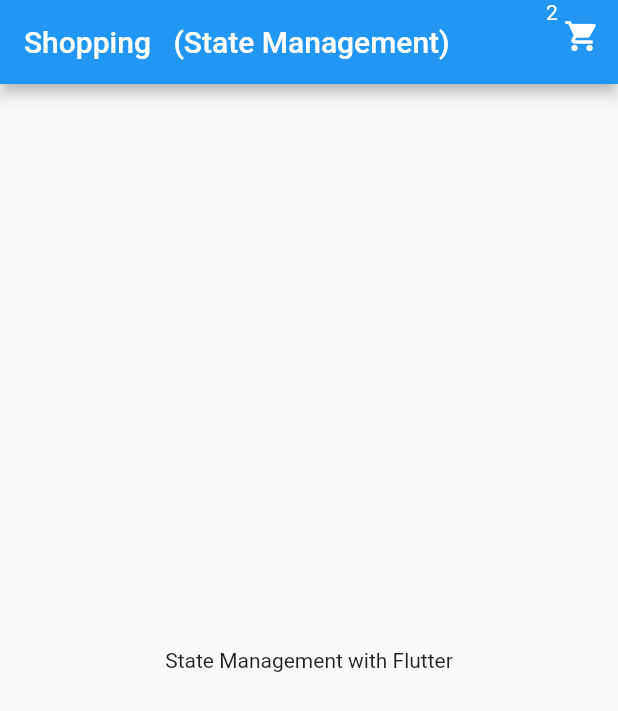
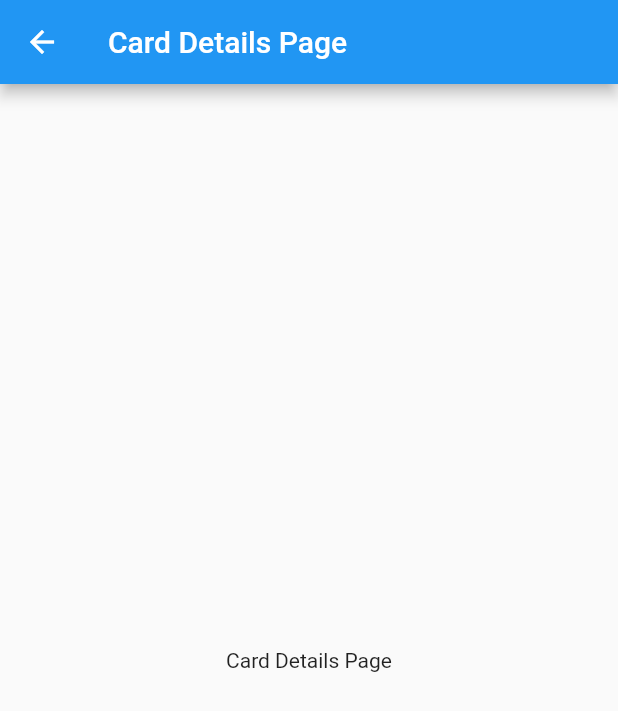
Before and after one commit to bhattaraimadhu56/flutter_state_Management_with_Provider, a Flutter app: the screen it shows after launch, after a tap on the "shopping cart" icon, on a phone screen of 412 x 824 dp. Shown: the top 711 px of the screen. Run offline on Flutter 3.47's test engine with Material 2 defaults, Android fonts, the phone set to English and light mode, and no system bars.

Commit message:
Navigate to cart details page from  basket icon

```diff
--- /dev/null
+++ b/lib/Screens/cartDetails.dart
@@ -0,0 +1,25 @@
+import 'package:flutter/material.dart';
+
+class CardDetails extends StatefulWidget {
+  @override
+  _CardDetailsState createState() => _CardDetailsState();
+}
+
+class _CardDetailsState extends State<CardDetails> {
+  @override
+  Widget build(BuildContext context) {
+    return Scaffold(
+      appBar: AppBar(
+        title: Text("Card Details Page"),
+      ),
+      body: Center(
+        child: Column(
+          mainAxisAlignment: MainAxisAlignment.center,
+          children: [
+            Text("Card Details Page"),
+          ],
+        ),
+      ),
+    );
+  }
+}
--- a/lib/Screens/myHomePage.dart
+++ b/lib/Screens/myHomePage.dart
@@ -1,4 +1,5 @@
 import 'package:flutter/material.dart';
+import 'package:stateManagementWithProvider/Screens/cartDetails.dart';
 
 class MyHomePage extends StatefulWidget {
   @override
@@ -19,6 +20,12 @@ class _MyHomePageState extends State<MyHomePage> {
                   icon: Icon(Icons.shopping_cart),
                   onPressed: () {
                     print("Go to another page of cart details");
+                    // Navigator.push(context,
+                    //     MaterialPageRoute(builder: (context) => CardDetails()));
+                    Navigator.push(context,
+                        MaterialPageRoute(builder: (context) {
+                      return CardDetails();
+                    }));
                   }),
               Text("2"),
             ],
```
